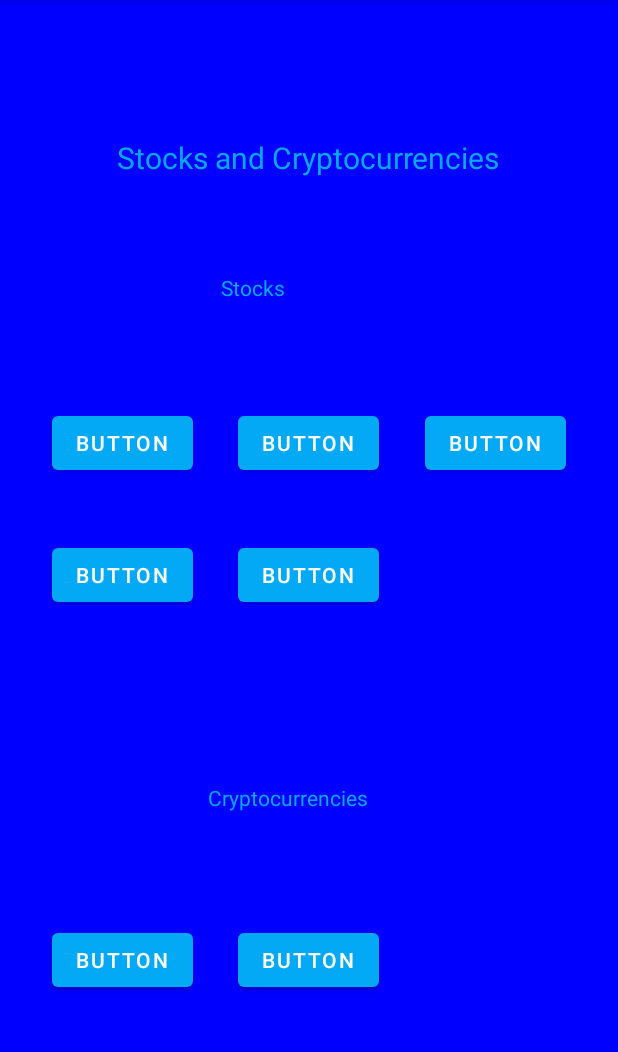
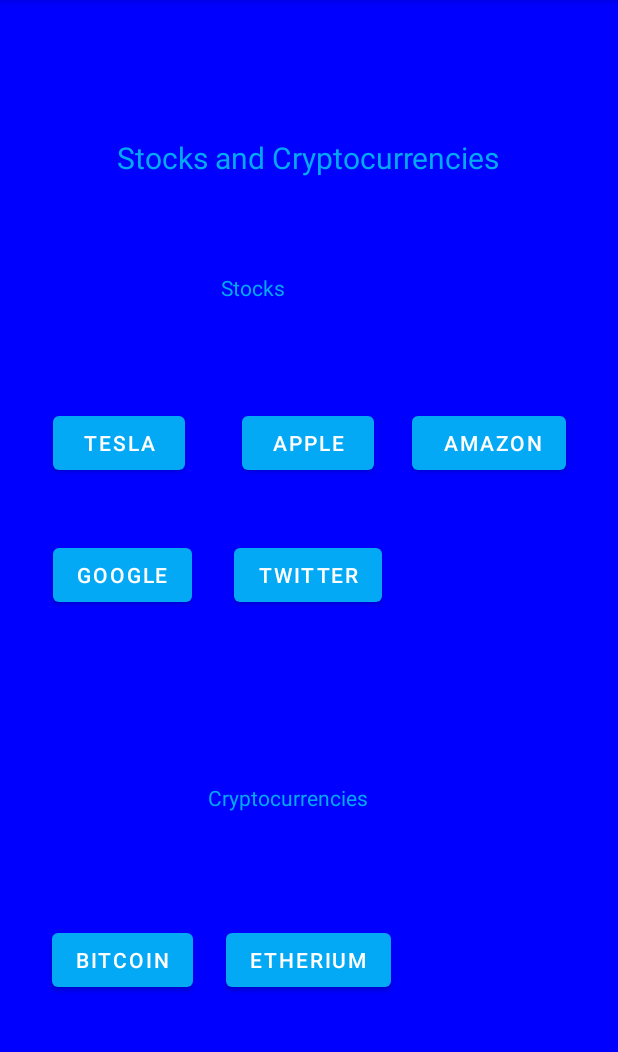
Before and after one commit to SeanOConnor8101/GroupProjectApp, an Android app: the MainActivity4 screen opened directly, with no data from a screen before it, on a phone screen of 412 x 824 dp, the part 84-1136 px from its top. Run offline under Robolectric (Android 15) with nearby library versions, the phone set to English and light mode, and no system bars.

Commit message:
updated stock and crypto 9/12/22

```diff
--- a/app/src/main/res/layout/activity_main4.xml
+++ b/app/src/main/res/layout/activity_main4.xml
@@ -22,11 +22,11 @@
         app:layout_constraintVertical_bias="0.123" />
 
     <Button
-        app:backgroundTint="#03A9F4"
         android:id="@+id/button"
         android:layout_width="wrap_content"
         android:layout_height="wrap_content"
-        android:text="Button"
+        android:text="Tesla"
+        app:backgroundTint="#03A9F4"
         app:layout_constraintBottom_toBottomOf="parent"
         app:layout_constraintEnd_toEndOf="parent"
         app:layout_constraintHorizontal_bias="0.11"
@@ -35,11 +35,11 @@
         app:layout_constraintVertical_bias="0.377" />
 
     <Button
-        app:backgroundTint="#03A9F4"
         android:id="@+id/button2"
         android:layout_width="wrap_content"
         android:layout_height="wrap_content"
-        android:text="Button"
+        android:text="Apple"
+        app:backgroundTint="#03A9F4"
         app:layout_constraintBottom_toBottomOf="parent"
         app:layout_constraintEnd_toEndOf="parent"
         app:layout_constraintHorizontal_bias="0.498"
@@ -48,24 +48,24 @@
         app:layout_constraintVertical_bias="0.377" />
 
     <Button
-        app:backgroundTint="#03A9F4"
         android:id="@+id/button3"
         android:layout_width="wrap_content"
         android:layout_height="wrap_content"
-        android:text="Button"
+        android:text=" Amazon"
+        app:backgroundTint="#03A9F4"
         app:layout_constraintBottom_toBottomOf="parent"
         app:layout_constraintEnd_toEndOf="parent"
-        app:layout_constraintHorizontal_bias="0.892"
+        app:layout_constraintHorizontal_bias="0.889"
         app:layout_constraintStart_toStartOf="parent"
         app:layout_constraintTop_toTopOf="parent"
         app:layout_constraintVertical_bias="0.377" />
 
     <Button
-        app:backgroundTint="#03A9F4"
         android:id="@+id/button4"
         android:layout_width="wrap_content"
         android:layout_height="wrap_content"
-        android:text="Button"
+        android:text="google"
+        app:backgroundTint="#03A9F4"
         app:layout_constraintBottom_toBottomOf="parent"
         app:layout_constraintEnd_toEndOf="parent"
         app:layout_constraintHorizontal_bias="0.11"
@@ -74,11 +74,11 @@
         app:layout_constraintVertical_bias="0.499" />
 
     <Button
-        app:backgroundTint="#03A9F4"
         android:id="@+id/button5"
         android:layout_width="wrap_content"
         android:layout_height="wrap_content"
-        android:text="Button"
+        android:text="twitter"
+        app:backgroundTint="#03A9F4"
         app:layout_constraintBottom_toBottomOf="parent"
         app:layout_constraintEnd_toEndOf="parent"
         app:layout_constraintHorizontal_bias="0.498"
@@ -111,11 +111,11 @@
         app:layout_constraintVertical_bias="0.731" />
 
     <Button
-        app:backgroundTint="#03A9F4"
         android:id="@+id/button6"
         android:layout_width="wrap_content"
         android:layout_height="wrap_content"
-        android:text="Button"
+        android:text="bitcoin"
+        app:backgroundTint="#03A9F4"
         app:layout_constraintBottom_toBottomOf="parent"
         app:layout_constraintEnd_toEndOf="parent"
         app:layout_constraintHorizontal_bias="0.11"
@@ -124,11 +124,11 @@
         app:layout_constraintVertical_bias="0.856" />
 
     <Button
-        app:backgroundTint="#03A9F4"
         android:id="@+id/button7"
         android:layout_width="wrap_content"
         android:layout_height="wrap_content"
-        android:text="Button"
+        android:text="etherium"
+        app:backgroundTint="#03A9F4"
         app:layout_constraintBottom_toBottomOf="parent"
         app:layout_constraintEnd_toEndOf="parent"
         app:layout_constraintHorizontal_bias="0.498"
```
